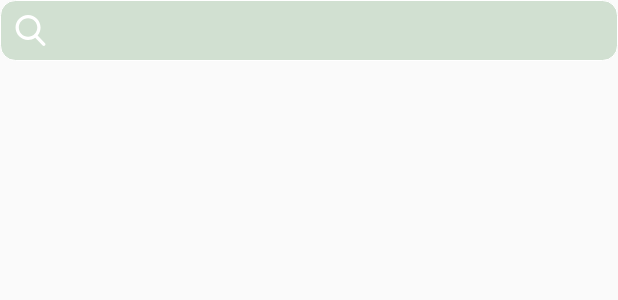
After one commit to gurtej1992/note_WinMachines_android, an Android app: the layout search_layout.xml on its own in the app's theme, with its tools: preview values and no code run, on a phone screen of 412 x 824 dp. The commit adds this screen. Shown: the top 300 px of the screen. Run offline under Robolectric (Android 15) with nearby library versions, the light colour scheme and no system bars.

Commit message:
search bar and style theme

```diff
--- /dev/null
+++ b/app/src/main/res/drawable/search.xml
@@ -0,0 +1,10 @@
+<?xml version="1.0" encoding="utf-8"?>
+<vector xmlns:android="http://schemas.android.com/apk/res/android"
+    android:viewportWidth="56.966"
+    android:viewportHeight="56.966"
+    android:width="20.966dp"
+    android:height="20.966dp">
+  <path
+      android:pathData="M55.146 51.887L41.588 37.786c3.486 -4.144 5.396 -9.358 5.396 -14.786 0 -12.682 -10.318 -23 -23 -23 -12.682 0 -23 10.318 -23 23 0 12.682 10.318 23 23 23 4.761 0 9.298 -1.436 13.177 -4.162l13.661 14.208c0.571 0.593 1.339 0.92 2.162 0.92 0.779 0 1.518 -0.297 2.079 -0.837 1.192 -1.147 1.23 -3.049 0.083 -4.242zM23.984 6c9.374 0 17 7.626 17 17 0 9.374 -7.626 17 -17 17 -9.374 0 -17 -7.626 -17 -17 0 -9.374 7.626 -17 17 -17z"
+      android:fillColor="#fff" />
+</vector>
--- /dev/null
+++ b/app/src/main/res/drawable/search_box.xml
@@ -0,0 +1,16 @@
+<?xml version="1.0" encoding="utf-8"?>
+<shape xmlns:android="http://schemas.android.com/apk/res/android"
+    android:shape="rectangle">
+    <stroke
+        android:color="@color/colorWhite"
+        android:width="0.5px">
+    </stroke>
+    <corners android:bottomLeftRadius="@dimen/cardview_margin_lr"
+        android:bottomRightRadius="@dimen/cardview_margin_lr"
+        android:topLeftRadius="@dimen/cardview_margin_lr"
+        android:topRightRadius="@dimen/cardview_margin_lr"/>
+
+    <solid android:color="@color/grey"></solid>
+
+
+</shape>
--- /dev/null
+++ b/app/src/main/res/layout/search_layout.xml
@@ -0,0 +1,35 @@
+<?xml version="1.0" encoding="utf-8"?>
+<LinearLayout xmlns:android="http://schemas.android.com/apk/res/android"
+    android:orientation="vertical" android:layout_width="match_parent"
+    android:layout_height="wrap_content">
+
+    <LinearLayout
+        android:layout_width="match_parent"
+        android:layout_height="match_parent"
+        android:background="@drawable/search_box"
+        android:orientation="horizontal">
+
+
+        <ImageView
+            android:layout_width="wrap_content"
+            android:layout_height="wrap_content"
+            android:src="@drawable/search"
+            android:id="@+id/search_icon"
+            android:paddingTop="@dimen/cardview_margin_lr"
+            android:paddingBottom="@dimen/cardview_margin_lr"
+            android:paddingLeft="@dimen/cardview_margin_lr"/>
+
+        <EditText
+            android:layout_width="match_parent"
+            android:layout_height="match_parent"
+            android:background="@null"
+            android:paddingLeft="@dimen/cardview_margin_lr"
+            android:id="@+id/search_txt"
+            android:textColor="@android:color/black"
+            android:paddingRight="@dimen/cardview_margin_lr"/>
+    </LinearLayout>
+
+
+
+
+</LinearLayout>
--- a/app/src/main/res/values/colors.xml
+++ b/app/src/main/res/values/colors.xml
@@ -6,5 +6,7 @@
     <color name="colorWhite">#FFF</color>
     <color name="colorgray">#599E9595</color>
     <color name="gray">#BA494747</color>
+    <color name="grey">#dcdc</color>
+
 
 </resources>
--- a/app/src/main/res/values/styles.xml
+++ b/app/src/main/res/values/styles.xml
@@ -1,6 +1,6 @@
 <resources>
     <!-- Base application theme. -->
-    <style name="AppTheme" parent="Theme.AppCompat.Light.DarkActionBar">
+    <style name="AppTheme" parent="Theme.AppCompat.Light.NoActionBar">
         <!-- Customize your theme here. -->
         <item name="colorPrimary">@color/colorPrimary</item>
         <item name="colorPrimaryDark">@color/colorPrimaryDark</item>
```
Also changed, not shown: app/src/main/java/com/tej/note_winmachines_android/Fragments/HomeFragment.java (+17 -10 lines), app/src/main/res/layout/fragment_first.xml (+8 -7 lines).
